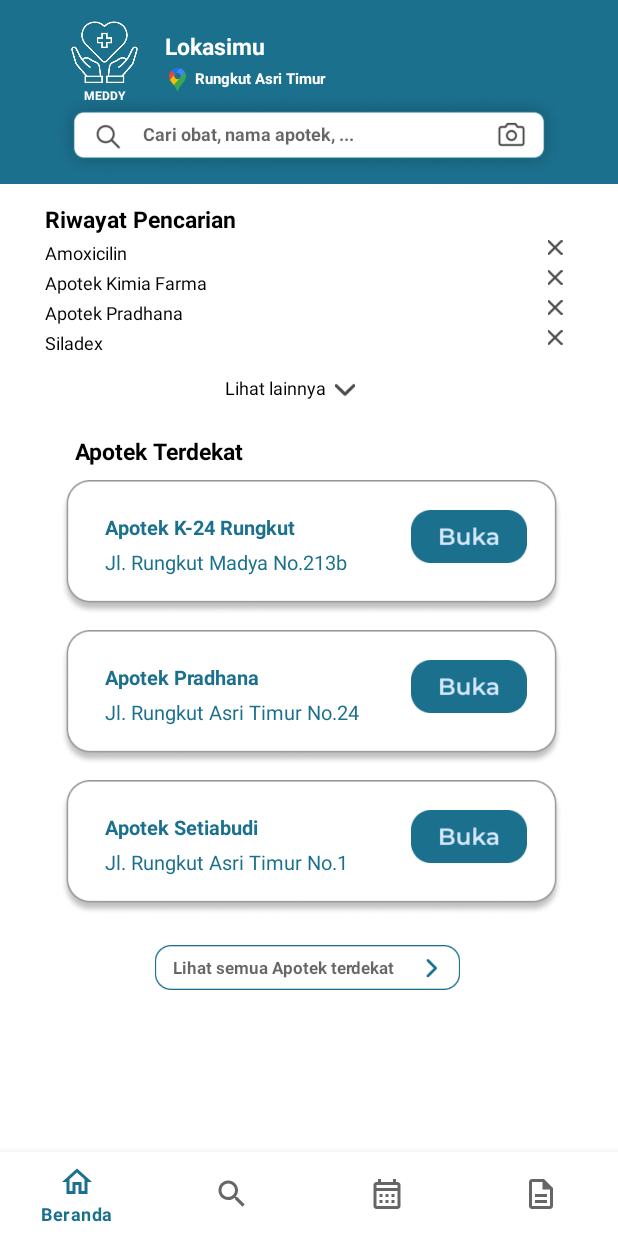
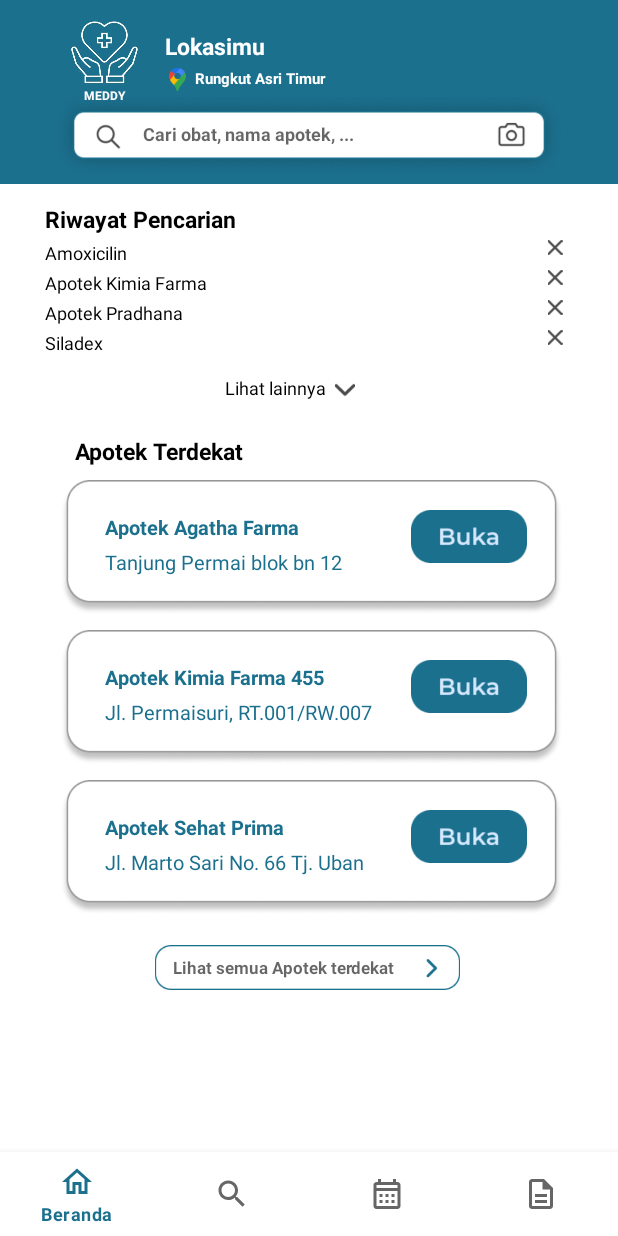
Before and after one commit to flanker0507/aplikasi-meddy, an Android app: the fragment CariFragment placed in its activity, on a phone screen of 412 x 824 dp. Run offline under Robolectric (Android 15) with nearby library versions, the phone set to English and light mode, and no system bars.

Commit message:
perubahan di cari awal

```diff
--- a/app/src/main/res/layout/fragment_cari.xml
+++ b/app/src/main/res/layout/fragment_cari.xml
@@ -223,7 +223,7 @@
         android:layout_height="50dp"
         android:layout_marginLeft="70dp"
         android:layout_marginTop="342dp"
-        android:text="Apotek K-24 Rungkut"
+        android:text="Apotek Agatha Farma"
         android:textStyle="bold"
         android:textColor="#1B708E"
         android:textSize="13sp"/>
@@ -234,7 +234,7 @@
         android:layout_height="50dp"
         android:layout_marginLeft="70dp"
         android:layout_marginTop="365dp"
-        android:text="Jl. Rungkut Madya No.213b"
+        android:text="Tanjung Permai blok bn 12"
         android:textStyle="normal"
         android:textColor="#1B708E"
         android:textSize="13sp"/>
@@ -254,7 +254,7 @@
         android:layout_height="50dp"
         android:layout_marginLeft="70dp"
         android:layout_marginTop="442dp"
-        android:text="Apotek Pradhana"
+        android:text="Apotek Kimia Farma 455"
         android:textStyle="bold"
         android:textColor="#1B708E"
         android:textSize="13sp"/>
@@ -276,7 +276,7 @@
         android:layout_height="50dp"
         android:layout_marginLeft="70dp"
         android:layout_marginTop="465dp"
-        android:text="Jl. Rungkut Asri Timur No.24"
+        android:text="Jl. Permaisuri, RT.001/RW.007"
         android:textStyle="normal"
         android:textColor="#1B708E"
         android:textSize="13sp"/>
@@ -296,7 +296,7 @@
         android:layout_height="50dp"
         android:layout_marginLeft="70dp"
         android:layout_marginTop="542dp"
-        android:text="Apotek Setiabudi"
+        android:text="Apotek Sehat Prima"
         android:textStyle="bold"
         android:textColor="#1B708E"
         android:textSize="13sp"/>
@@ -318,7 +318,7 @@
         android:layout_height="50dp"
         android:layout_marginLeft="70dp"
         android:layout_marginTop="565dp"
-        android:text="Jl. Rungkut Asri Timur No.1"
+        android:text="Jl. Marto Sari No. 66 Tj. Uban"
         android:textStyle="normal"
         android:textColor="#1B708E"
         android:textSize="13sp"/>
```
